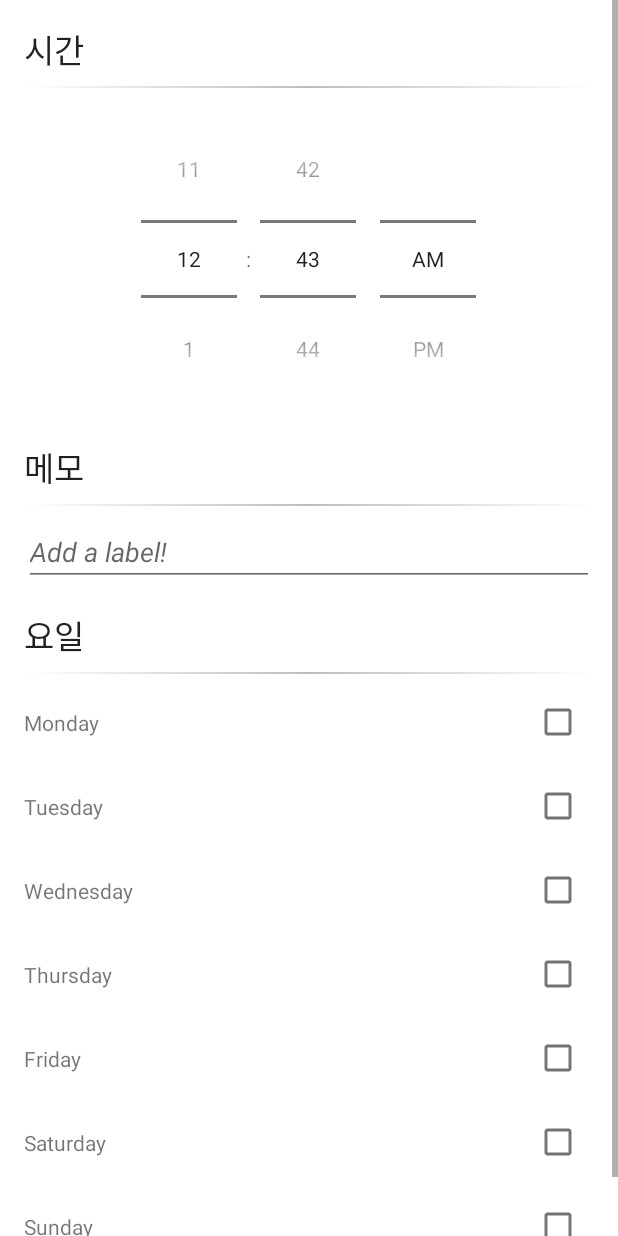
After one commit to chldudtj1111/Brain3, an Android app: the layout add_alarm.xml on its own in the app's theme, with its tools: preview values and no code run, on a phone screen of 412 x 824 dp. The commit adds this screen. Run offline under Robolectric (Android 15) with nearby library versions, the phone set to English and light mode, and no system bars.

Commit message:
새ui만듬

```diff
--- a/app/build.gradle
+++ b/app/build.gradle
@@ -34,10 +34,14 @@ android {
 
 dependencies {
 
-    implementation 'androidx.appcompat:appcompat:1.2.0'
     implementation 'com.google.android.material:material:1.3.0'
+    implementation 'androidx.coordinatorlayout:coordinatorlayout:1.1.0'
+    implementation 'androidx.recyclerview:recyclerview:1.2.1'
+    implementation 'androidx.gridlayout:gridlayout:1.0.0'
+    implementation 'androidx.appcompat:appcompat:1.3.0'
     implementation 'androidx.constraintlayout:constraintlayout:2.0.4'
     testImplementation 'junit:junit:4.+'
     androidTestImplementation 'androidx.test.ext:junit:1.1.2'
     androidTestImplementation 'androidx.test.espresso:espresso-core:3.3.0'
+
 }
--- a/app/src/main/java/com/example/brain3/ui/MainActivity.java
+++ b/app/src/main/java/com/example/brain3/ui/MainActivity.java
@@ -104,7 +104,7 @@ public class MainActivity extends AppCompatActivity implements TimePickerDialog.
 
         //rd1 = random.nextInt(3)+1;
 
-        rd1=2;
+        rd1=3;
         if (rd1 == 1) {
             Intent intent = new Intent(this, Game.class);
             PendingIntent pendingIntent = PendingIntent.getActivity(this, 1, intent, 0);
--- /dev/null
+++ b/app/src/main/res/drawable-v24/divider.xml
@@ -0,0 +1,13 @@
+<?xml version="1.0" encoding="utf-8"?>
+<shape
+    xmlns:android="http://schemas.android.com/apk/res/android"
+    android:shape="rectangle">
+
+    <gradient
+        android:angle="0"
+        android:startColor="@android:color/transparent"
+        android:centerColor="@color/divider"
+        android:endColor="@android:color/transparent"
+        android:type="linear" />
+
+</shape>
--- /dev/null
+++ b/app/src/main/res/layout/add_alarm.xml
@@ -0,0 +1,205 @@
+<?xml version="1.0" encoding="utf-8"?>
+<?xml version="1.0" encoding="utf-8"?>
+
+<ScrollView
+    xmlns:android="http://schemas.android.com/apk/res/android"
+    xmlns:tools="http://schemas.android.com/tools"
+    xmlns:app="http://schemas.android.com/apk/res-auto"
+    android:layout_height="wrap_content"
+    android:layout_width="match_parent"
+    android:scrollbarStyle="outsideOverlay">
+
+    <LinearLayout
+        android:orientation="vertical"
+        android:layout_width="match_parent"
+        android:layout_height="wrap_content"
+        android:paddingTop="@dimen/activity_vertical_margin"
+        android:paddingBottom="@dimen/activity_vertical_margin"
+        android:paddingLeft="@dimen/activity_horizontal_margin"
+        android:paddingRight="@dimen/activity_horizontal_margin">
+
+        <TextView
+            android:layout_width="match_parent"
+            android:layout_height="wrap_content"
+            android:layout_marginBottom="@dimen/list_padding_vertical_small"
+            android:text="@string/time"
+            android:textAppearance="?android:attr/textAppearanceLarge"
+            tools:text="시간" />
+
+        <View
+            android:layout_width="match_parent"
+            android:layout_height="1dp"
+            android:layout_marginBottom="@dimen/list_padding_vertical_small"
+            android:background="@drawable/divider" />
+
+        <TimePicker
+            android:id="@+id/edit_alarm_time_picker"
+            android:layout_width="wrap_content"
+            android:layout_height="wrap_content"
+            android:layout_gravity="center"
+            android:layout_marginBottom="@dimen/activity_vertical_margin"
+            android:timePickerMode="spinner"
+            tools:targetApi="lollipop" />
+
+        <TextView
+            android:layout_width="match_parent"
+            android:layout_height="wrap_content"
+            android:layout_marginBottom="@dimen/list_padding_vertical_small"
+            android:text="@string/label"
+            android:textAppearance="?android:attr/textAppearanceLarge"
+            tools:text="메모" />
+
+        <View
+            android:layout_width="match_parent"
+            android:layout_height="1dp"
+            android:layout_marginBottom="@dimen/list_padding_vertical_small"
+            android:background="@drawable/divider" />
+
+        <EditText
+            android:id="@+id/edit_alarm_label"
+            android:layout_width="match_parent"
+            android:layout_height="wrap_content"
+            android:inputType="textCapWords"
+            android:maxLength="15"
+            android:textColor="@color/secondary_text"
+            android:textStyle="italic"
+            android:hint="@string/add_label_hint"
+            android:layout_marginBottom="@dimen/activity_vertical_margin" />
+
+        <TextView
+            android:layout_width="match_parent"
+            android:layout_height="wrap_content"
+            android:layout_marginBottom="@dimen/list_padding_vertical_small"
+            android:text="@string/days"
+            android:textAppearance="?android:attr/textAppearanceLarge"
+            tools:text="요일" />
+
+        <View
+            android:layout_width="match_parent"
+            android:layout_height="1dp"
+            android:layout_marginBottom="@dimen/list_padding_vertical_small"
+            android:background="@drawable/divider" />
+
+        <androidx.gridlayout.widget.GridLayout
+            android:layout_width="match_parent"
+            android:layout_height="wrap_content"
+            app:columnCount="2">
+
+            <TextView
+                android:layout_width="wrap_content"
+                android:layout_height="wrap_content"
+                app:layout_gravity="center_vertical|fill_horizontal"
+                android:layout_marginBottom="@dimen/list_padding_vertical_small"
+                android:text="@string/monday"
+                tools:text="Monday"
+                />
+
+            <CheckBox
+                android:id="@+id/edit_alarm_mon"
+                android:layout_width="wrap_content"
+                android:layout_height="wrap_content"
+                android:layout_marginBottom="@dimen/list_padding_vertical_small"
+                app:layout_gravity="center_vertical"/>
+
+            <TextView
+                android:layout_width="wrap_content"
+                android:layout_height="wrap_content"
+                app:layout_gravity="center_vertical|fill_horizontal"
+                android:layout_marginBottom="@dimen/list_padding_vertical_small"
+                android:text="@string/tuesday"
+                tools:text="Tuesday"
+                />
+
+            <CheckBox
+                android:id="@+id/edit_alarm_tues"
+                android:layout_width="wrap_content"
+                android:layout_height="wrap_content"
+                android:layout_marginBottom="@dimen/list_padding_vertical_small"
+                app:layout_gravity="center_vertical"/>
+
+            <TextView
+                android:layout_width="wrap_content"
+                android:layout_height="wrap_content"
+                app:layout_gravity="center_vertical|fill_horizontal"
+                android:layout_marginBottom="@dimen/list_padding_vertical_small"
+                android:text="@string/wednesday"
+                tools:text="Wednesday"
+                />
+
+            <CheckBox
+                android:id="@+id/edit_alarm_wed"
+                android:layout_width="wrap_content"
+                android:layout_height="wrap_content"
+                android:layout_marginBottom="@dimen/list_padding_vertical_small"
+                app:layout_gravity="center_vertical"/>
+
+            <TextView
+                android:layout_width="wrap_content"
+                android:layout_height="wrap_content"
+                app:layout_gravity="center_vertical|fill_horizontal"
+                android:layout_marginBottom="@dimen/list_padding_vertical_small"
+                android:text="@string/thursday"
+                tools:text="Thursday"
+                />
+
+            <CheckBox
+                android:id="@+id/edit_alarm_thurs"
+                android:layout_width="wrap_content"
+                android:layout_height="wrap_content"
+                android:layout_marginBottom="@dimen/list_padding_vertical_small"
+                app:layout_gravity="center_vertical"/>
+
+            <TextView
+                android:layout_width="wrap_content"
+                android:layout_height="wrap_content"
+                app:layout_gravity="center_vertical|fill_horizontal"
+                android:layout_marginBottom="@dimen/list_padding_vertical_small"
+                android:text="@string/friday"
+                tools:text="Friday"
+                />
+
+            <CheckBox
+                android:id="@+id/edit_alarm_fri"
+                android:layout_width="wrap_content"
+                android:layout_height="wrap_content"
+                android:layout_marginBottom="@dimen/list_padding_vertical_small"
+                app:layout_gravity="center_vertical"/>
+
+            <TextView
+                android:layout_width="wrap_content"
+                android:layout_height="wrap_content"
+                app:layout_gravity="center_vertical|fill_horizontal"
+                android:layout_marginBottom="@dimen/list_padding_vertical_small"
+                android:text="@string/saturday"
+                tools:text="Saturday"
+                />
+
+            <CheckBox
+                android:id="@+id/edit_alarm_sat"
+                android:layout_width="wrap_content"
+                android:layout_height="wrap_content"
+                android:layout_marginBottom="@dimen/list_padding_vertical_small"
+                app:layout_gravity="center_vertical"/>
+
+            <TextView
+                android:layout_width="wrap_content"
+                android:layout_height="wrap_content"
+                app:layout_gravity="center_vertical|fill_horizontal"
+                android:layout_marginBottom="@dimen/list_padding_vertical_small"
+                android:text="@string/sunday"
+                tools:text="Sunday"
+                />
+
+            <CheckBox
+                android:id="@+id/edit_alarm_sun"
+                android:layout_width="wrap_content"
+                android:layout_height="wrap_content"
+                android:layout_marginBottom="@dimen/list_padding_vertical_small"
+                app:layout_gravity="center_vertical"/>
+
+
+        </androidx.gridlayout.widget.GridLayout>
+
+    </LinearLayout>
+
+</ScrollView>
--- /dev/null
+++ b/app/src/main/res/layout/new_main.xml
@@ -0,0 +1,27 @@
+<?xml version="1.0" encoding="utf-8"?>
+
+<androidx.coordinatorlayout.widget.CoordinatorLayout xmlns:android="http://schemas.android.com/apk/res/android"
+    android:layout_width="match_parent"
+    android:layout_height="match_parent"
+    xmlns:app="http://schemas.android.com/apk/res-auto">
+
+
+    <TextView
+        android:id="@+id/empty_view"
+        android:layout_width="match_parent"
+        android:layout_height="match_parent"
+        android:gravity="center"
+        android:text="@string/empty_view_text"/>
+
+    <com.google.android.material.floatingactionbutton.FloatingActionButton
+        android:id="@+id/fab"
+        android:layout_width="wrap_content"
+        android:layout_height="wrap_content"
+        android:layout_gravity="bottom|end"
+        android:layout_marginEnd="@dimen/fab_margin_default"
+        android:layout_marginRight="@dimen/fab_margin_default"
+        android:layout_marginBottom="@dimen/fab_margin_default"
+        app:srcCompat="@drawable/ic_alarm_white_24dp"
+        app:fabSize="auto"/>
+
+</androidx.coordinatorlayout.widget.CoordinatorLayout>
--- a/app/src/main/res/values/colors.xml
+++ b/app/src/main/res/values/colors.xml
@@ -7,4 +7,12 @@
     <color name="teal_700">#FF018786</color>
     <color name="black">#FF000000</color>
     <color name="white">#FFFFFFFF</color>
+    <color name="primary">#00BCD4</color>
+    <color name="primary_dark">#0097A7</color>
+    <color name="primary_light">#B2EBF2</color>
+    <color name="accent">#FF4081</color>
+    <color name="primary_text">#212121</color>
+    <color name="secondary_text">#757575</color>
+    <color name="icons">#FFFFFF</color>
+    <color name="divider">#BDBDBD</color>
 </resources>
--- a/app/src/main/res/values/dimens.xml
+++ b/app/src/main/res/values/dimens.xml
@@ -4,5 +4,8 @@
     <!-- Default screen margins, per the Android Design guidelines. -->
     <dimen name="activity_horizontal_margin">16dp</dimen>
     <dimen name="activity_vertical_margin">16dp</dimen>
+    <dimen name="list_padding_vertical_small">8dp</dimen>
+
+    <dimen name="fab_margin_default">16dp</dimen>
 
 </resources>
--- a/app/src/main/res/values/strings.xml
+++ b/app/src/main/res/values/strings.xml
@@ -1,3 +1,42 @@
 <resources>
     <string name="app_name">Brain3</string>
+
+    <!-- Main Activity/Fragment -->
+    <string name="empty_view_text">Press the Floating Action Button to add an alarm!</string>
+
+    <!-- Edit Alarm Activity/Fragment -->
+    <string name="time">Time</string>
+    <string name="label">Label</string>
+    <string name="days">Days</string>
+    <string name="edit_alarm">Edit Alarm</string>
+    <string name="add_alarm">Add Alarm</string>
+    <string name="add_label_hint">Add a label!</string>
+    <string name="update_complete">Changes Saved</string>
+    <string name="update_failed">Update Failed</string>
+    <string name="delete_complete">Alarm Deleted</string>
+    <string name="delete_failed">Delete Failed</string>
+    <string name="delete_dialog_title">Confirm Delete Alarm</string>
+    <string name="delete_dialog_content">Are you sure you would like to delete this alarm?</string>
+    <string name="yes">Yes</string>
+    <string name="no">No</string>
+
+    <!-- Edit Alarm Menu -->
+    <string name="action_save">Save</string>
+    <string name="action_delete">Delete</string>
+
+    <!-- Alarm Landing Page Activity/Fragment -->
+    <string name="launch_main_activity">Launch Main Activity</string>
+    <string name="dismiss">Dismiss</string>
+
+    <!-- Days -->
+    <string name="monday">Monday</string>
+    <string name="tuesday">Tuesday</string>
+    <string name="wednesday">Wednesday</string>
+    <string name="thursday">Thursday</string>
+    <string name="friday">Friday</string>
+    <string name="saturday">Saturday</string>
+    <string name="sunday">Sunday</string>
+
+    <!-- Notification -->
+    <string name="channel_name">Simple Alarms</string>
 </resources>
--- a/build.gradle
+++ b/build.gradle
@@ -3,6 +3,7 @@ buildscript {
     repositories {
         google()
         jcenter()
+
     }
     dependencies {
         classpath 'com.android.tools.build:gradle:4.2.1'
```
Also changed, not shown: app/src/main/java/com/example/brain3/ui/AfterShake.java (+0 -9 lines), app/src/main/res/drawable-v24/ic_alarm_white_24dp.png (added).
